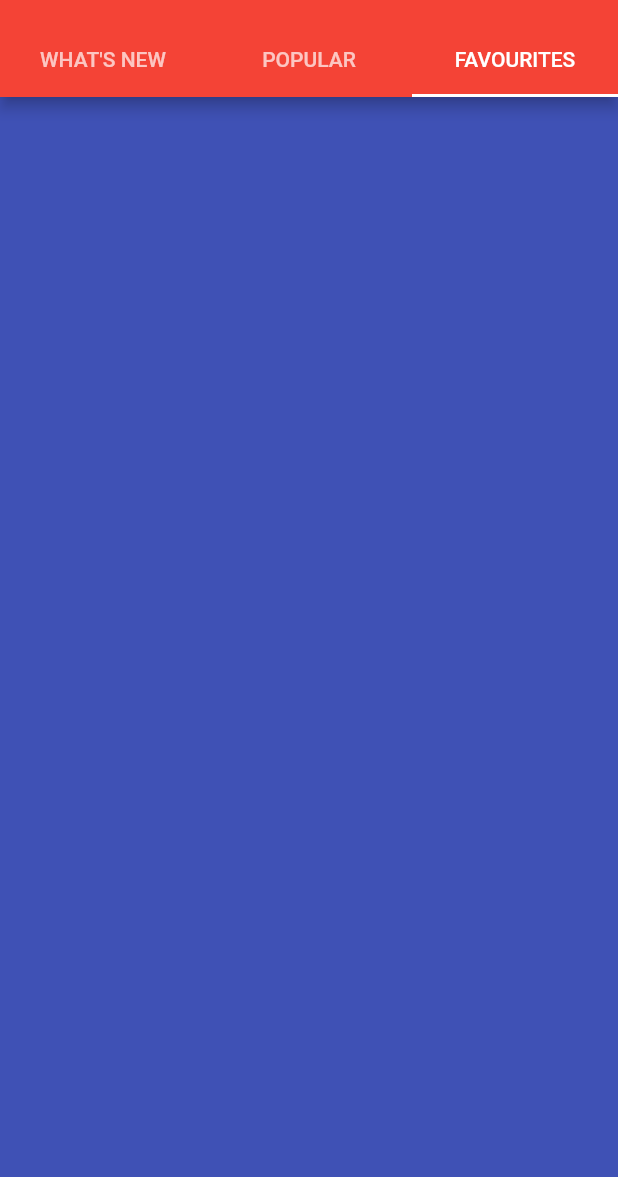
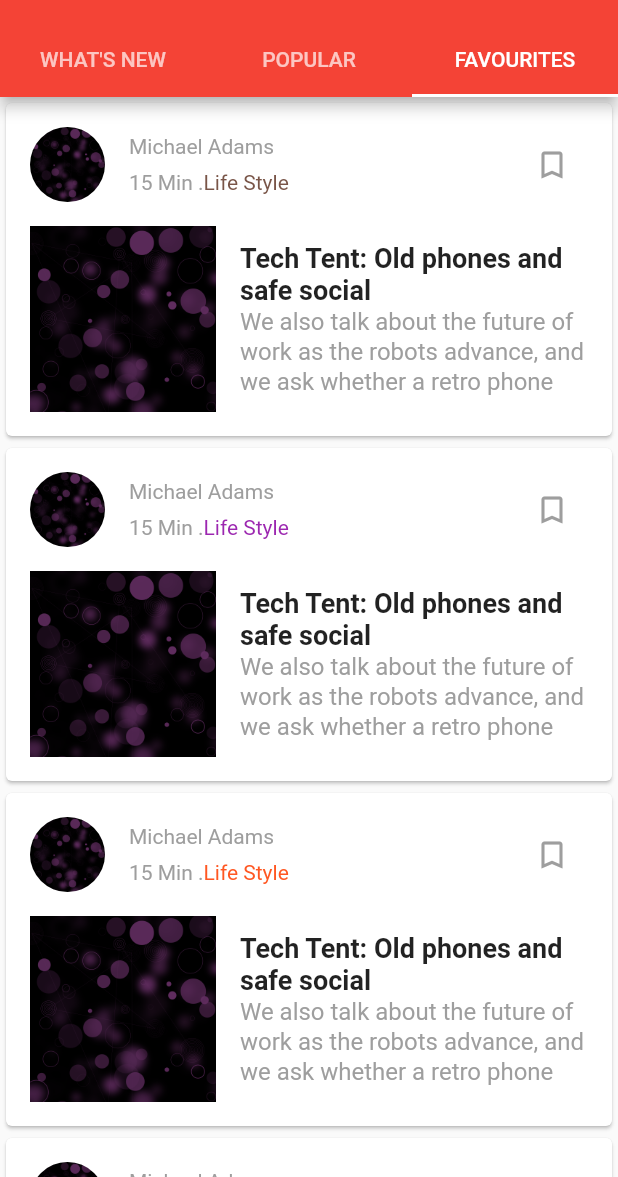
Before and after one commit to saidtechnology/flutter_new_app, a Flutter app: the HomeScreen screen opened directly, tab 3 chosen, on a phone screen of 412 x 824 dp, the part 59-1236 px from its top. Run offline on Flutter 3.47's test engine with Material 2 defaults, Android fonts, the phone set to English and light mode, and no system bars; our stand-ins replace shared_preferences; missing offline and left inert: page_view_indicator; accounts and stored records are empty.

Commit message:
Complete Favourites Screen

```diff
--- a/lib/screens/home_tabs/favourites.dart
+++ b/lib/screens/home_tabs/favourites.dart
@@ -1,3 +1,4 @@
+import 'dart:math';
 import 'package:flutter/material.dart';
 
 class Favourites extends StatefulWidget {
@@ -6,10 +7,131 @@ class Favourites extends StatefulWidget {
 }
 
 class _FavouritesState extends State<Favourites> {
+  List<Color> colorsList = [
+    Colors.red,
+    Colors.teal,
+    Colors.deepOrange,
+    Colors.indigo,
+    Colors.brown,
+    Colors.purple
+  ];
+
+  Random random = Random();
+
+  Color _getRandomColor() {
+    return colorsList[random.nextInt(colorsList.length)];
+  }
+
   @override
   Widget build(BuildContext context) {
-    return Container(
-      color: Colors.indigo,
+    return ListView.builder(
+    itemBuilder: (context, position) {
+      return Card(
+        child: Container(
+          padding: EdgeInsets.all(16),
+          child: Column(
+            children: <Widget>[
+              _authorRow(),
+              SizedBox( height: 16, ),
+              _newsItemRow(),
+            ],
+          ),
+        ),
+      );
+    },
+    itemCount: 20,
+    );
+  }
+
+  Widget _authorRow() {
+    return Row(
+      mainAxisAlignment: MainAxisAlignment.spaceBetween,
+      children: <Widget>[
+        Row(
+          children: <Widget>[
+            Container(
+              decoration: BoxDecoration(
+                image: DecorationImage(
+                    image: ExactAssetImage('assets/images/placeholder_bg.png'),
+                    fit: BoxFit.cover),
+                shape: BoxShape.circle,
+              ),
+              width: 50,
+              height: 50,
+              margin: EdgeInsets.only(right: 16),
+            ),
+            Column(
+              crossAxisAlignment: CrossAxisAlignment.start,
+              children: <Widget>[
+                Text(
+                  'Michael Adams',
+                  style: TextStyle(
+                    color: Colors.grey,
+                  ),
+                ),
+                SizedBox(
+                  height: 8,
+                ),
+                Row(
+                  children: <Widget>[
+                    Text(
+                      '15 Min .',
+                      style: TextStyle(
+                        color: Colors.grey,
+                      ),
+                    ),
+                    Text(
+                      'Life Style',
+                      style: TextStyle(
+                        color: _getRandomColor(),
+                      ),
+                    ),
+                  ],
+                ),
+              ],
+            ),
+          ],
+        ),
+        IconButton(
+          icon: Icon(Icons.bookmark_border),
+          onPressed: () {},
+          color: Colors.grey,
+        ),
+      ],
+    );
+  }
+
+  Widget _newsItemRow() {
+    return Row(
+      children: <Widget>[
+        Container(
+          decoration: BoxDecoration(
+            image: DecorationImage(
+                image: ExactAssetImage('assets/images/placeholder_bg.png'),
+                fit: BoxFit.cover),
+          ),
+          width: 124,
+          height: 124,
+          margin: EdgeInsets.only( right: 16 ),
+        ),
+        Expanded(
+          child: Column(
+            children: <Widget>[
+              Text(
+                'Tech Tent: Old phones and safe social',
+                style: TextStyle(
+                    fontSize: 18,
+                    fontWeight: FontWeight.w600
+                ),
+              ),
+              Text(
+                'We also talk about the future of work as the robots advance, and we ask whether a retro phone',
+                style: TextStyle(color: Colors.grey, fontSize: 16 , height: 1.25),
+              ),
+            ],
+          ),
+        ),
+      ],
     );
   }
 }
```
Also changed, not shown: 3 other files.
